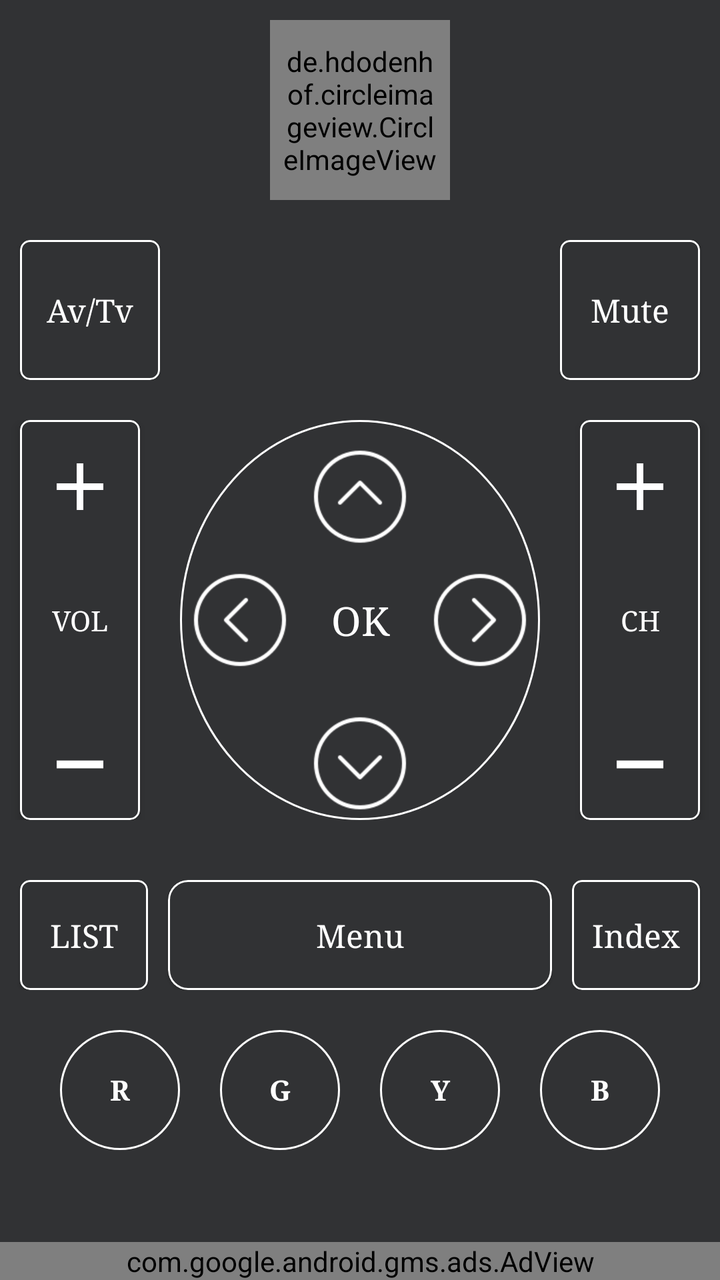
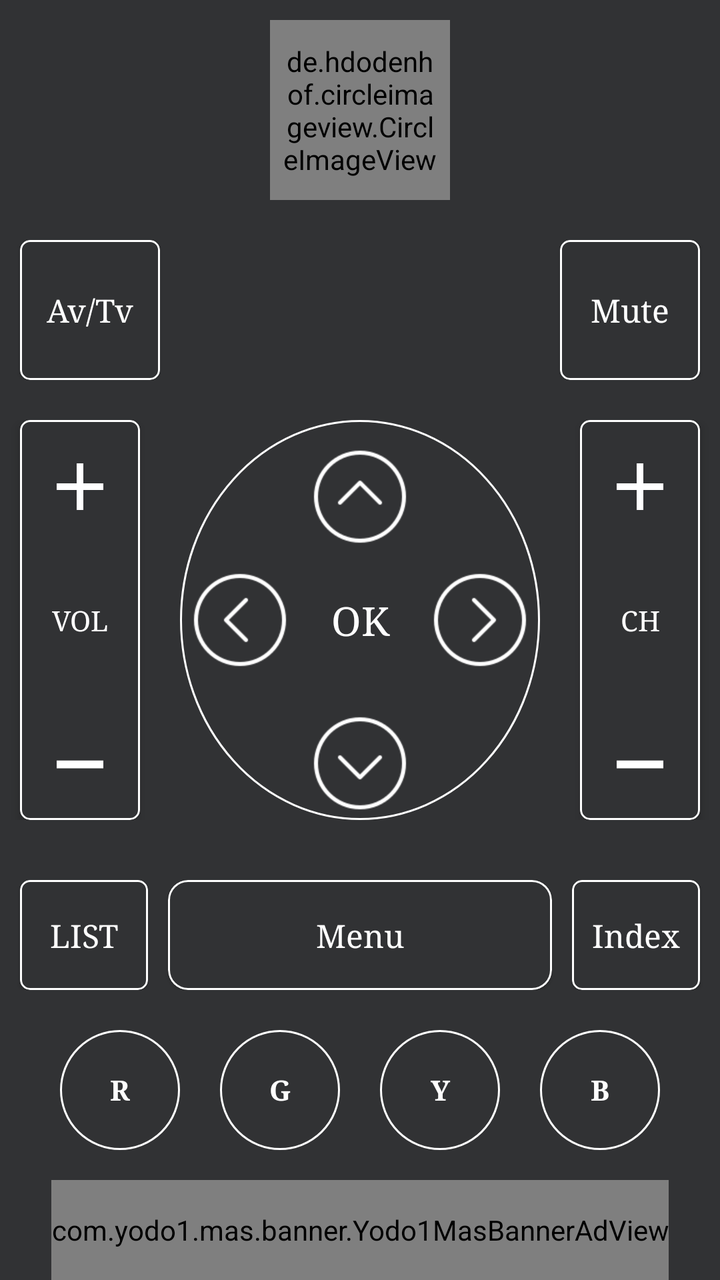

Compare the two renders of this Android layout. The source of the first and the diff that turns it into the second are given below.
<!-- AndroidManifest.xml: application theme Theme.LgAndRukoMirror -->
<!-- res/layout/activity_remote_view.xml -->
<?xml version="1.0" encoding="utf-8"?>
<androidx.constraintlayout.widget.ConstraintLayout xmlns:android="http://schemas.android.com/apk/res/android"
    xmlns:app="http://schemas.android.com/apk/res-auto"
    xmlns:tools="http://schemas.android.com/tools"
    android:layout_width="match_parent"
    android:layout_height="match_parent"
    android:background="@color/app_color"
    android:orientation="vertical"
    tools:context=".activities.RemoteViewActivity">


    <ScrollView
        android:layout_width="0dp"
        android:layout_height="0dp"
        app:layout_constraintBottom_toTopOf="@id/adView"
        app:layout_constraintEnd_toEndOf="parent"
        app:layout_constraintStart_toStartOf="parent"
        app:layout_constraintTop_toTopOf="parent">


        <LinearLayout
            android:layout_width="match_parent"
            android:layout_height="wrap_content"
            android:orientation="vertical">


            <de.hdodenhof.circleimageview.CircleImageView
                android:id="@+id/power"
                android:layout_width="90dp"
                android:layout_height="90dp"
                android:layout_gravity="center"
                android:layout_marginTop="10dp"
                android:background="@drawable/bg_shape"
                android:onClick="irSend"
                android:padding="5dp"
                android:src="@drawable/ic_power" />

            <LinearLayout
                android:layout_width="match_parent"
                android:layout_height="wrap_content"
                android:layout_marginTop="20dp"
                android:orientation="horizontal"
                android:visibility="gone">

                <com.google.android.material.card.MaterialCardView
                    android:layout_width="0dp"
                    android:layout_height="40dp"
                    android:layout_marginHorizontal="10dp"
                    android:layout_weight="1"
                    app:cardBackgroundColor="#0B51C8"
                    app:cardCornerRadius="5dp">

                    <TextView
                        android:layout_width="match_parent"
                        android:layout_height="match_parent"
                        android:fontFamily="serif"
                        android:gravity="center"
                        android:text="PRIME"
                        android:textColor="@color/white" />

                </com.google.android.material.card.MaterialCardView>

                <com.google.android.material.card.MaterialCardView
                    android:layout_width="0dp"
                    android:layout_height="40dp"
                    android:layout_marginHorizontal="10dp"
                    android:layout_weight="1"
                    app:cardBackgroundColor="#0B92FD"
                    app:cardCornerRadius="5dp">

                    <TextView
                        android:layout_width="match_parent"
                        android:layout_height="match_parent"
                        android:fontFamily="serif"
                        android:gravity="center"
                        android:text="VURDU"
                        android:textColor="@color/white" />

                </com.google.android.material.card.MaterialCardView>

                <com.google.android.material.card.MaterialCardView
                    android:layout_width="0dp"
                    android:layout_height="40dp"
                    android:layout_marginHorizontal="10dp"
                    android:layout_weight="1"
                    app:cardBackgroundColor="@android:color/holo_red_dark"
                    app:cardCornerRadius="5dp">

                    <TextView
                        android:layout_width="match_parent"
                        android:layout_height="match_parent"
                        android:fontFamily="serif"
                        android:gravity="center"
                        android:text="NETFLIX"
                        android:textColor="@color/white" />

                </com.google.android.material.card.MaterialCardView>

                <com.google.android.material.card.MaterialCardView
                    android:layout_width="0dp"
                    android:layout_height="40dp"
                    android:layout_marginHorizontal="10dp"
                    android:layout_weight="1"
                    app:cardBackgroundColor="#C85D0B"
                    app:cardCornerRadius="5dp">

                    <TextView
                        android:layout_width="match_parent"
                        android:layout_height="match_parent"
                        android:fontFamily="serif"
                        android:gravity="center"
                        android:text="MUTE"
                        android:textColor="@color/white" />

                </com.google.android.material.card.MaterialCardView>
            </LinearLayout>

            <LinearLayout
                android:layout_width="match_parent"
                android:layout_height="wrap_content"
                android:layout_marginTop="20dp"
                android:orientation="horizontal"
                android:visibility="gone">

                <com.google.android.material.card.MaterialCardView
                    android:layout_width="0dp"
                    android:layout_height="40dp"
                    android:layout_marginHorizontal="10dp"
                    android:layout_weight="1"
                    app:cardBackgroundColor="@android:color/holo_orange_dark"
                    app:cardCornerRadius="5dp">

                    <TextView
                        android:layout_width="match_parent"
                        android:layout_height="match_parent"
                        android:fontFamily="serif"
                        android:gravity="center"
                        android:text="REDBOX"
                        android:textColor="@color/white" />

                </com.google.android.material.card.MaterialCardView>

                <com.google.android.material.card.MaterialCardView
                    android:layout_width="0dp"
                    android:layout_height="40dp"
                    android:layout_marginHorizontal="10dp"
                    android:layout_weight="1"
                    app:cardBackgroundColor="@android:color/white"
                    app:cardCornerRadius="5dp">

                    <TextView
                        android:layout_width="match_parent"
                        android:layout_height="match_parent"
                        android:fontFamily="serif"
                        android:gravity="center"
                        android:text="HULU"
                        android:textColor="@color/black" />

                </com.google.android.material.card.MaterialCardView>

                <com.google.android.material.card.MaterialCardView
                    android:layout_width="0dp"
                    android:layout_height="40dp"
                    android:layout_marginHorizontal="10dp"
                    android:layout_weight="1"
                    app:cardBackgroundColor="#ED53EA"
                    app:cardCornerRadius="5dp">

                    <TextView
                        android:layout_width="match_parent"
                        android:layout_height="match_parent"
                        android:fontFamily="serif"
                        android:gravity="center"
                        android:text="XUMO"
                        android:textColor="@color/white" />

                </com.google.android.material.card.MaterialCardView>

            </LinearLayout>


            <FrameLayout
                android:layout_width="match_parent"
                android:layout_height="70dp"
                android:layout_marginTop="20dp">

                <com.google.android.material.card.MaterialCardView
                    android:layout_width="70dp"
                    android:layout_height="match_parent"
                    android:layout_gravity="start"
                    android:layout_marginStart="10dp"
                    app:cardBackgroundColor="@color/app_color"
                    app:cardCornerRadius="5dp"
                    app:strokeColor="@color/white"
                    app:strokeWidth="1dp">

                    <TextView
                        android:id="@+id/btn_av"
                        android:layout_width="match_parent"
                        android:layout_height="match_parent"
                        android:fontFamily="serif"
                        android:gravity="center"
                        android:onClick="irSend"
                        android:text="Av/Tv"
                        android:textColor="@color/white"
                        android:textSize="16sp" />


                </com.google.android.material.card.MaterialCardView>

                <com.google.android.material.card.MaterialCardView
                    android:layout_width="70dp"
                    android:layout_height="match_parent"
                    android:layout_gravity="center"
                    android:visibility="invisible"
                    app:cardBackgroundColor="@color/app_color"
                    app:cardCornerRadius="5dp"
                    app:strokeColor="@color/white"
                    app:strokeWidth="1dp">

                    <ImageView
                        android:layout_width="match_parent"
                        android:layout_height="match_parent"
                        android:padding="5dp"
                        android:src="@drawable/ic_baseline_home_24" />
                </com.google.android.material.card.MaterialCardView>

                <com.google.android.material.card.MaterialCardView
                    android:layout_width="70dp"
                    android:layout_height="match_parent"
                    android:layout_gravity="end"
                    android:layout_marginEnd="10dp"
                    app:cardBackgroundColor="@color/app_color"
                    app:cardCornerRadius="5dp"
                    app:strokeColor="@color/white"
                    app:strokeWidth="1dp">

                    <TextView
                        android:id="@+id/mute"
                        android:layout_width="match_parent"
                        android:layout_height="match_parent"
                        android:fontFamily="serif"
                        android:gravity="center"
                        android:onClick="irSend"
                        android:text="Mute"
                        android:textColor="@color/white"
                        android:textSize="16sp" />


                </com.google.android.material.card.MaterialCardView>
            </FrameLayout>

            <LinearLayout
                android:layout_width="match_parent"
                android:layout_height="wrap_content"
                android:layout_marginTop="20dp"
                android:orientation="horizontal">

                <com.google.android.material.card.MaterialCardView
                    android:layout_width="0dp"
                    android:layout_height="200dp"
                    android:layout_marginHorizontal="10dp"
                    android:layout_weight="2"
                    app:cardBackgroundColor="@color/app_color"
                    app:cardCornerRadius="5dp"
                    app:cardElevation="3dp"
                    app:strokeColor="@color/white"
                    app:strokeWidth="1dp">

                    <LinearLayout
                        android:layout_width="match_parent"
                        android:layout_height="match_parent"
                        android:orientation="vertical">

                        <ImageView
                            android:id="@+id/volup"
                            android:layout_width="match_parent"
                            android:layout_height="0dp"
                            android:layout_weight="1"
                            android:onClick="irSend"
                            android:padding="10dp"
                            android:src="@drawable/ic_plus" />

                        <TextView
                            android:layout_width="match_parent"
                            android:layout_height="0dp"
                            android:layout_weight="1"
                            android:fontFamily="serif"
                            android:gravity="center"
                            android:text="VOL"
                            android:textColor="@color/white" />

                        <ImageView
                            android:id="@+id/voldown"
                            android:layout_width="match_parent"
                            android:layout_height="0dp"
                            android:layout_weight="1"
                            android:onClick="irSend"
                            android:paddingBottom="20dp"
                            android:src="@drawable/ic_minus" />
                    </LinearLayout>

                </com.google.android.material.card.MaterialCardView>

                <LinearLayout
                    android:layout_width="0dp"
                    android:layout_height="200dp"
                    android:layout_marginHorizontal="10dp"
                    android:layout_weight="6"
                    android:background="@drawable/bg_shape"
                    android:orientation="vertical">

                    <LinearLayout
                        android:layout_width="match_parent"
                        android:layout_height="0dp"
                        android:layout_weight="1"
                        android:gravity="center"
                        android:orientation="horizontal">

                        <ImageView
                            android:id="@+id/button_up"
                            android:layout_width="wrap_content"
                            android:layout_height="50dp"
                            android:layout_marginTop="5dp"
                            android:onClick="irSend"
                            android:src="@drawable/ic_arrow" />

                    </LinearLayout>

                    <LinearLayout
                        android:layout_width="match_parent"
                        android:layout_height="0dp"
                        android:layout_weight="1"
                        android:orientation="horizontal">

                        <ImageView
                            android:id="@+id/button_left"
                            android:layout_width="0dp"
                            android:layout_height="50dp"
                            android:layout_gravity="center"
                            android:layout_weight="1"
                            android:onClick="irSend"
                            android:rotation="-90"
                            android:src="@drawable/ic_arrow" />

                        <TextView
                            android:id="@+id/button_ok"
                            android:layout_width="0dp"
                            android:layout_height="match_parent"
                            android:layout_weight="1"
                            android:fontFamily="serif"
                            android:gravity="center"
                            android:onClick="irSend"
                            android:text="OK"
                            android:textColor="@color/white"
                            android:textSize="20sp" />

                        <ImageView
                            android:id="@+id/button_right"
                            android:layout_width="0dp"
                            android:layout_height="50dp"
                            android:layout_gravity="center"
                            android:layout_weight="1"
                            android:onClick="irSend"
                            android:rotation="90"
                            android:src="@drawable/ic_arrow" />
                    </LinearLayout>

                    <LinearLayout
                        android:layout_width="match_parent"
                        android:layout_height="0dp"
                        android:layout_weight="1"
                        android:gravity="center"
                        android:orientation="horizontal">

                        <ImageView
                            android:id="@+id/button_down"
                            android:layout_width="wrap_content"
                            android:layout_height="50dp"
                            android:layout_marginTop="5dp"
                            android:onClick="irSend"

                            android:rotation="180"
                            android:src="@drawable/ic_arrow" />

                    </LinearLayout>


                </LinearLayout>

                <com.google.android.material.card.MaterialCardView
                    android:layout_width="0dp"
                    android:layout_height="200dp"
                    android:layout_marginHorizontal="10dp"
                    android:layout_weight="2"
                    app:cardBackgroundColor="@color/app_color"
                    app:cardCornerRadius="5dp"
                    app:cardElevation="3dp"
                    app:strokeColor="@color/white"
                    app:strokeWidth="1dp">

                    <LinearLayout
                        android:layout_width="match_parent"
                        android:layout_height="match_parent"
                        android:orientation="vertical">

                        <ImageView
                            android:id="@+id/chanel_up"
                            android:layout_width="match_parent"
                            android:layout_height="0dp"
                            android:layout_weight="1"
                            android:onClick="irSend"
                            android:padding="10dp"
                            android:src="@drawable/ic_plus" />

                        <TextView
                            android:layout_width="match_parent"
                            android:layout_height="0dp"
                            android:layout_weight="1"
                            android:fontFamily="serif"
                            android:gravity="center"
                            android:text="CH"
                            android:textColor="@color/white" />

                        <ImageView
                            android:id="@+id/chanel_down"
                            android:layout_width="match_parent"
                            android:layout_height="0dp"
                            android:layout_weight="1"
                            android:onClick="irSend"
                            android:paddingBottom="20dp"
                            android:src="@drawable/ic_minus" />
                    </LinearLayout>

                </com.google.android.material.card.MaterialCardView>

            </LinearLayout>


            <LinearLayout
                android:layout_width="match_parent"
                android:layout_height="55dp"
                android:layout_marginTop="30dp"
                android:orientation="horizontal">

                <com.google.android.material.card.MaterialCardView
                    android:layout_width="0dp"
                    android:layout_height="match_parent"
                    android:layout_gravity="start"

                    android:layout_marginStart="10dp"
                    android:layout_weight="2"
                    app:cardBackgroundColor="@color/app_color"
                    app:cardCornerRadius="5dp"
                    app:strokeColor="@color/white"
                    app:strokeWidth="1dp">

                    <TextView
                        android:id="@+id/chanel_list"
                        android:layout_width="match_parent"
                        android:layout_height="match_parent"
                        android:fontFamily="serif"
                        android:gravity="center"
                        android:onClick="irSend"
                        android:text="LIST"
                        android:textColor="@color/white"
                        android:textSize="16sp" />
                </com.google.android.material.card.MaterialCardView>

                <com.google.android.material.card.MaterialCardView
                    android:layout_width="0dp"
                    android:layout_height="match_parent"
                    android:layout_gravity="center"
                    android:layout_marginHorizontal="10dp"
                    android:layout_weight="6"
                    app:cardBackgroundColor="@color/app_color"
                    app:cardCornerRadius="10dp"
                    app:strokeColor="@color/white"
                    app:strokeWidth="1dp">

                    
                    
                    
                    

                    
                    
                    
                    
                    
                    

                    
                    
                    
                    
                    

                    
                    
                    
                    
                    
                    

                    <TextView
                        android:id="@+id/menu"
                        android:layout_width="match_parent"
                        android:layout_height="match_parent"
                        android:fontFamily="serif"
                        android:gravity="center"
                        android:onClick="irSend"
                        android:text="Menu"
                        android:textColor="@color/white"
                        android:textSize="16sp" />


                </com.google.android.material.card.MaterialCardView>

                <com.google.android.material.card.MaterialCardView
                    android:layout_width="0dp"
                    android:layout_height="match_parent"
                    android:layout_gravity="end"
                    android:layout_marginEnd="10dp"
                    android:layout_weight="2"
                    app:cardBackgroundColor="@color/app_color"
                    app:cardCornerRadius="5dp"
                    app:strokeColor="@color/white"
                    app:strokeWidth="1dp">

                    <TextView
                        android:id="@+id/index"
                        android:layout_width="match_parent"
                        android:layout_height="match_parent"
                        android:fontFamily="serif"
                        android:gravity="center"
                        android:onClick="irSend"
                        android:text="Index"
                        android:textColor="@color/white"
                        android:textSize="16sp" />

                </com.google.android.material.card.MaterialCardView>
            </LinearLayout>

            <LinearLayout
                android:layout_width="match_parent"
                android:layout_height="60dp"
                android:layout_marginHorizontal="20dp"
                android:layout_marginTop="20dp"
                android:orientation="horizontal">

                <LinearLayout
                    android:id="@+id/r_buttton"
                    android:layout_width="0dp"
                    android:layout_height="match_parent"
                    android:layout_marginHorizontal="10dp"
                    android:layout_weight="1"
                    android:onClick="irSend"
                    android:orientation="vertical">

                    <TextView
                        android:layout_width="match_parent"
                        android:layout_height="match_parent"
                        android:background="@drawable/bg_shape"
                        android:fontFamily="serif"
                        android:gravity="center"
                        android:text="R"
                        android:textAllCaps="false"
                        android:textColor="@color/white"
                        android:textStyle="bold" />


                </LinearLayout>

                <LinearLayout
                    android:id="@+id/g_buttton"
                    android:layout_width="0dp"
                    android:layout_height="match_parent"
                    android:layout_marginHorizontal="10dp"
                    android:layout_weight="1"
                    android:onClick="irSend"
                    android:orientation="vertical">

                    <TextView
                        android:layout_width="match_parent"
                        android:layout_height="match_parent"
                        android:background="@drawable/bg_shape"
                        android:fontFamily="serif"
                        android:gravity="center"
                        android:text="G"
                        android:textAllCaps="false"
                        android:textColor="@color/white"
                        android:textStyle="bold" />


                </LinearLayout>

                <LinearLayout
                    android:id="@+id/y_buttton"
                    android:layout_width="0dp"
                    android:layout_height="match_parent"
                    android:layout_marginHorizontal="10dp"
                    android:layout_weight="1"
                    android:onClick="irSend"
                    android:orientation="vertical">

                    <TextView
                        android:layout_width="match_parent"
                        android:layout_height="match_parent"
                        android:background="@drawable/bg_shape"
                        android:fontFamily="serif"
                        android:gravity="center"
                        android:text="Y"
                        android:textAllCaps="false"
                        android:textColor="@color/white"
                        android:textStyle="bold" />


                </LinearLayout>

                <LinearLayout
                    android:id="@+id/b_buttton"
                    android:layout_width="0dp"
                    android:layout_height="match_parent"
                    android:layout_marginHorizontal="10dp"
                    android:layout_weight="1"
                    android:onClick="irSend"
                    android:orientation="vertical">

                    <TextView
                        android:layout_width="match_parent"
                        android:layout_height="match_parent"
                        android:background="@drawable/bg_shape"
                        android:fontFamily="serif"
                        android:gravity="center"
                        android:text="B"
                        android:textAllCaps="false"
                        android:textColor="@color/white"
                        android:textStyle="bold" />


                </LinearLayout>


            </LinearLayout>


            <LinearLayout
                android:layout_width="match_parent"
                android:layout_height="60dp"
                android:layout_marginTop="20dp"
                android:orientation="horizontal"
                android:visibility="gone">

                <com.google.android.material.button.MaterialButton
                    android:layout_width="0dp"
                    android:layout_height="match_parent"
                    android:layout_marginHorizontal="10dp"
                    android:layout_weight="1"
                    android:backgroundTint="@android:color/holo_red_light"
                    android:fontFamily="serif"
                    android:gravity="center"
                    android:text="YOUTUBE">

                </com.google.android.material.button.MaterialButton>

                <com.google.android.material.button.MaterialButton
                    android:layout_width="0dp"
                    android:layout_height="match_parent"
                    android:layout_marginHorizontal="10dp"
                    android:layout_weight="1"
                    android:backgroundTint="@android:color/holo_blue_bright"
                    android:fontFamily="serif"
                    android:gravity="center"
                    android:text="WATCHFREE">

                </com.google.android.material.button.MaterialButton>
            </LinearLayout>


        </LinearLayout>

    </ScrollView>


    <com.google.android.gms.ads.AdView xmlns:ads="http://schemas.android.com/apk/res-auto"
        android:id="@+id/adView"
        android:layout_width="0dp"
        android:layout_height="wrap_content"
        ads:adSize="BANNER"
        ads:adUnitId="@string/admobBannerId"
        ads:layout_constraintBottom_toBottomOf="parent"
        ads:layout_constraintEnd_toEndOf="parent"
        ads:layout_constraintStart_toStartOf="parent" />


</androidx.constraintlayout.widget.ConstraintLayout>
<!-- resources referenced by this layout -->
<resources>
  <color name="app_color">#313234</color>
  <color name="black">#FF000000</color>
  <color name="white">#FFFFFFFF</color>
  <!-- drawable bg_shape (drawable) -->
  <?xml version="1.0" encoding="utf-8"?>
  <shape xmlns:android="http://schemas.android.com/apk/res/android"
      android:shape="oval">
      <corners android:radius="20dp" />
      <solid android:color="@color/app_color" />
      <stroke android:color="@color/white"
          android:width="1dp"/>
  </shape>
  <!-- drawable ic_arrow: webp bitmap (drawable, 1554 bytes) -->
  <!-- drawable ic_baseline_home_24 (drawable) -->
  <vector android:height="24dp" android:tint="#FFFFFF"
      android:viewportHeight="24" android:viewportWidth="24"
      android:width="24dp" xmlns:android="http://schemas.android.com/apk/res/android">
      <path android:fillColor="@android:color/white" android:pathData="M10,20v-6h4v6h5v-8h3L12,3 2,12h3v8z"/>
  </vector>
  <!-- drawable ic_minus (drawable) -->
  <vector android:height="24dp" android:tint="@color/white"
      android:viewportHeight="24" android:viewportWidth="24"
      android:width="24dp" xmlns:android="http://schemas.android.com/apk/res/android">
      <path android:fillColor="@android:color/white" android:pathData="M6,19h12v2H6z"/>
  </vector>
  <!-- drawable ic_plus (drawable) -->
  <vector android:height="24dp" android:tint="@color/white"
      android:viewportHeight="24" android:viewportWidth="24"
      android:width="24dp" xmlns:android="http://schemas.android.com/apk/res/android">
      <path android:fillColor="@android:color/white" android:pathData="M19,13h-6v6h-2v-6H5v-2h6V5h2v6h6v2z"/>
  </vector>
  <!-- drawable ic_power (drawable) -->
  <vector android:height="30dp" android:tint="@color/white"
      android:viewportHeight="24" android:viewportWidth="24"
      android:width="30dp" xmlns:android="http://schemas.android.com/apk/res/android">
      <path android:fillColor="@android:color/white" android:pathData="M12,3c-0.55,0 -1,0.45 -1,1v8c0,0.55 0.45,1 1,1s1,-0.45 1,-1L13,4c0,-0.55 -0.45,-1 -1,-1zM17.14,5.86c-0.39,0.39 -0.38,1 -0.01,1.39 1.13,1.2 1.83,2.8 1.87,4.57 0.09,3.83 -3.08,7.13 -6.91,7.17C8.18,19.05 5,15.9 5,12c0,-1.84 0.71,-3.51 1.87,-4.76 0.37,-0.39 0.37,-1 -0.01,-1.38 -0.4,-0.4 -1.05,-0.39 -1.43,0.02C3.98,7.42 3.07,9.47 3,11.74c-0.14,4.88 3.83,9.1 8.71,9.25 5.1,0.16 9.29,-3.93 9.29,-9 0,-2.37 -0.92,-4.51 -2.42,-6.11 -0.38,-0.41 -1.04,-0.42 -1.44,-0.02z"/>
  </vector>
  <string name="admobBannerId">ca-app-pub-3940256099942544/6300978111</string>
  <style name="Theme.LgAndRukoMirror" parent="Theme.MaterialComponents.DayNight.NoActionBar">
          
          <item name="colorPrimary">@color/purple_500</item>
          <item name="colorPrimaryVariant">@color/purple_700</item>
          <item name="colorOnPrimary">@color/white</item>
          
          <item name="colorSecondary">@color/teal_200</item>
          <item name="colorSecondaryVariant">@color/teal_700</item>
          <item name="colorOnSecondary">@color/black</item>
          
          <item name="android:statusBarColor">?attr/colorPrimaryVariant</item>
          
      </style>
  <color name="purple_500">#000000</color>
  <color name="purple_700">#000000</color>
  <color name="teal_200">#FF03DAC5</color>
  <color name="teal_700">#FF018786</color>
</resources>

<!-- the commit's change to res/layout/activity_remote_view.xml (unified diff, before → after) -->
@@ -12,7 +12,7 @@
     <ScrollView
         android:layout_width="0dp"
         android:layout_height="0dp"
-        app:layout_constraintBottom_toTopOf="@id/adView"
+        app:layout_constraintBottom_toTopOf="@id/bannerView"
         app:layout_constraintEnd_toEndOf="parent"
         app:layout_constraintStart_toStartOf="parent"
         app:layout_constraintTop_toTopOf="parent">
@@ -683,15 +683,15 @@
     </ScrollView>
 
 
-    <com.google.android.gms.ads.AdView xmlns:ads="http://schemas.android.com/apk/res-auto"
-        android:id="@+id/adView"
-        android:layout_width="0dp"
-        android:layout_height="wrap_content"
-        ads:adSize="BANNER"
-        ads:adUnitId="@string/admobBannerId"
-        ads:layout_constraintBottom_toBottomOf="parent"
-        ads:layout_constraintEnd_toEndOf="parent"
-        ads:layout_constraintStart_toStartOf="parent" />
+    <com.yodo1.mas.banner.Yodo1MasBannerAdView
+        xmlns:masads="http://schemas.android.com/apk/res-auto"
+        android:id="@+id/bannerView"
+        android:layout_width="wrap_content"
+        android:layout_height="50dp"
+        masads:adSize="Banner"
+        app:layout_constraintBottom_toBottomOf="parent"
+        app:layout_constraintEnd_toEndOf="parent"
+        app:layout_constraintStart_toStartOf="parent" />
 
 
 </androidx.constraintlayout.widget.ConstraintLayout>
<!-- resource entries referenced after the edit -->
@@ -37,7 +37,6 @@
       android:width="30dp" xmlns:android="http://schemas.android.com/apk/res/android">
       <path android:fillColor="@android:color/white" android:pathData="M12,3c-0.55,0 -1,0.45 -1,1v8c0,0.55 0.45,1 1,1s1,-0.45 1,-1L13,4c0,-0.55 -0.45,-1 -1,-1zM17.14,5.86c-0.39,0.39 -0.38,1 -0.01,1.39 1.13,1.2 1.83,2.8 1.87,4.57 0.09,3.83 -3.08,7.13 -6.91,7.17C8.18,19.05 5,15.9 5,12c0,-1.84 0.71,-3.51 1.87,-4.76 0.37,-0.39 0.37,-1 -0.01,-1.38 -0.4,-0.4 -1.05,-0.39 -1.43,0.02C3.98,7.42 3.07,9.47 3,11.74c-0.14,4.88 3.83,9.1 8.71,9.25 5.1,0.16 9.29,-3.93 9.29,-9 0,-2.37 -0.92,-4.51 -2.42,-6.11 -0.38,-0.41 -1.04,-0.42 -1.44,-0.02z"/>
   </vector>
-  <string name="admobBannerId">ca-app-pub-3940256099942544/6300978111</string>
   <style name="Theme.LgAndRukoMirror" parent="Theme.MaterialComponents.DayNight.NoActionBar">
           
           <item name="colorPrimary">@color/purple_500</item>
